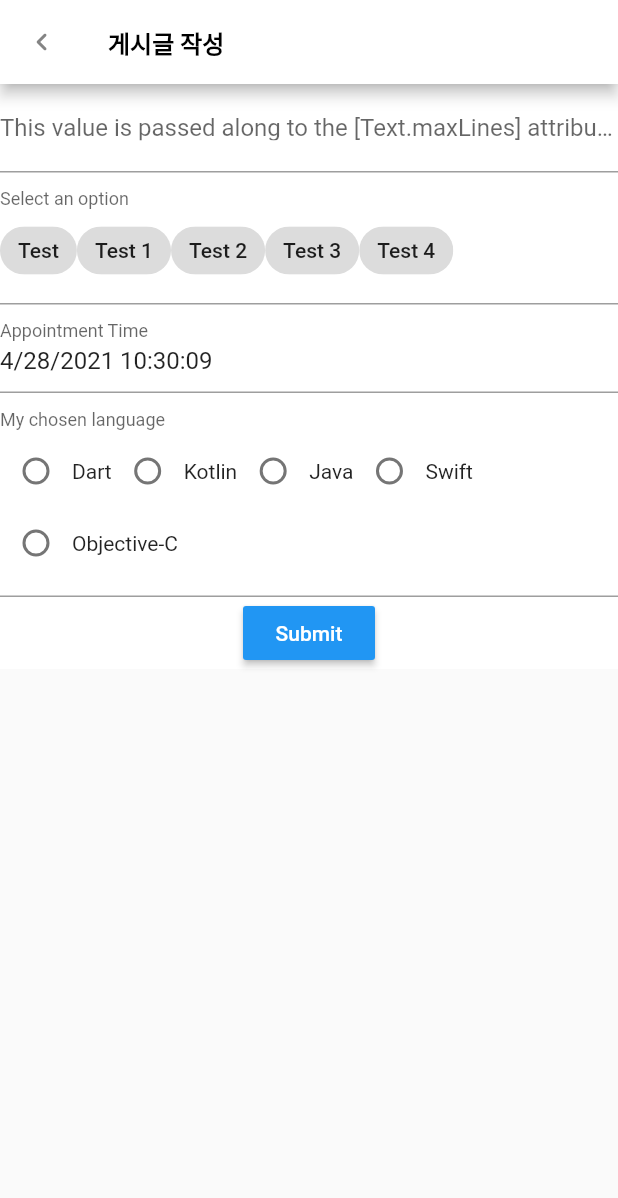
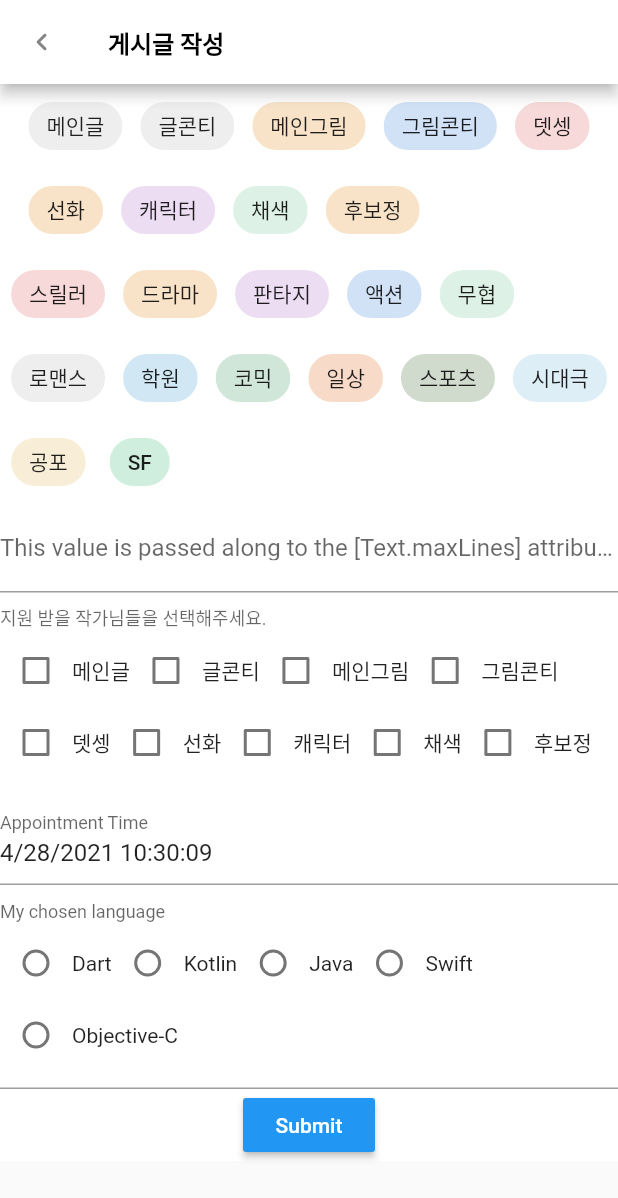
Before and after one commit to lRuRl/idea-concert, a Flutter app: the PostArticle screen opened directly, on a phone screen of 412 x 824 dp. Shown: the top 1198 px of the screen. Run offline on Flutter 3.47's test engine with Material 2 defaults, Android fonts, the phone set to English and light mode, and no system bars; drawn by our look-alikes of flutter_form_builder; network calls fail.

Commit message:
MultiChoiceChip genre and applicant type added

```diff
--- a/iruri/lib/components/palette.dart
+++ b/iruri/lib/components/palette.dart
@@ -20,3 +20,18 @@ const Color tagWrite = Color.fromRGBO(189, 189, 189, 0.2);
 const Color tagApproval_WAIT = Color.fromRGBO(45, 156, 219, 0.2);
 const Color tagApproval_YES = Color.fromRGBO(33, 150, 83, 0.2);
 const Color tagApproval_NO = Color.fromRGBO(242, 92, 5, 0.2);
+
+// genre
+const Color genreThriller = Color.fromRGBO(235, 87, 87, 0.2);
+const Color genreDrama = Color.fromRGBO(242, 135, 5, 0.2);
+const Color genreFantasy = Color.fromRGBO(187, 107, 217, 0.2);
+const Color genreAction = Color.fromRGBO(47, 128, 237, 0.2);
+const Color genreMuhyup = Color.fromRGBO(111, 207, 151, 0.2);
+const Color genreRomance = Color.fromRGBO(189, 189, 189, 0.2);
+const Color genreTeen = Color.fromRGBO(45, 156, 219, 0.2);
+const Color genreComic = Color.fromRGBO(33, 150, 83, 0.2);
+const Color genreDaily = Color.fromRGBO(242, 92, 5, 0.2);
+const Color genreSports = Color.fromRGBO(38, 92, 25, 0.2);
+const Color genreCostumeDrama = Color.fromRGBO(110, 192, 235, 0.2);
+const Color genreHorror = Color.fromRGBO(242, 192, 75, 0.2);
+const Color genreSF = Color.fromRGBO(42, 192, 105, 0.2);
--- /dev/null
+++ b/iruri/lib/pages/home/muliple_choice_chip.dart
@@ -0,0 +1,90 @@
+import 'package:flutter/material.dart';
+import 'package:iruri/components/palette.dart';
+import 'package:iruri/components/spacing.dart';
+
+class MultiChoiceChip extends StatefulWidget {
+  /*
+   *  choiceChipType = 0 → applicant position
+   *                 = 1 → genre
+   */
+  final int choiceChipType;
+  final Map<String, Map<String, bool>> typeMap;
+  final Function(Map<String, Map<String, bool>>) onSelectionChanged;
+
+  MultiChoiceChip({this.choiceChipType, this.typeMap, this.onSelectionChanged});
+
+  @override
+  _MultiChoiceChipState createState() => _MultiChoiceChipState();
+}
+
+class _MultiChoiceChipState extends State<MultiChoiceChip> {
+  Map<String, Map<String, bool>> map;
+
+  Map<String, Color> applicantColorMap = {
+    'write_main': tagWrite,
+    'write_conti': tagWrite,
+    'draw_main': tagDraw,
+    'draw_conti': tagConti,
+    'draw_dessin': tagDessin,
+    'draw_line': tagDraw,
+    'draw_char': tagCharacter,
+    'draw_color': tagPaint,
+    'draw_after': tagDraw
+  };
+
+  Map<String, Color> genreColorMap = {
+    'thriller': genreThriller,
+    'drama': genreDrama,
+    'fantasy': genreFantasy,
+    'action': genreAction,
+    'muhyup': genreMuhyup,
+    'romance': genreRomance,
+    'teen': genreTeen,
+    'comic': genreComic,
+    'daily': genreDaily,
+    'sports': genreSports,
+    'costume': genreCostumeDrama,
+    'horror': genreHorror,
+    'sf': genreSF,
+  };
+
+  void changeInnerMap(String outerKey, String innerKey, bool selected) {
+    map[outerKey][innerKey] = selected;
+  }
+
+  @override
+  void initState() {
+    super.initState();
+    map = widget.typeMap;
+  }
+
+  _buildChoices() {
+    List<Widget> choices = [];
+    widget.typeMap.forEach((key, val) {
+      choices.add(Container(
+        padding: paddingH6V4,
+        child: ChoiceChip(
+          backgroundColor: widget.choiceChipType == 0
+              ? applicantColorMap[val.keys.first]
+              : genreColorMap[val.keys.first],
+          label: Text(key),
+          selected: val.values.first,
+          onSelected: (selected) {
+            setState(() {
+              changeInnerMap(key, val.keys.first, selected);
+              widget.onSelectionChanged(map);
+            });
+          },
+        ),
+      ));
+    });
+    return choices;
+  }
+
+  @override
+  Widget build(BuildContext context) {
+    return Wrap(
+      children: _buildChoices(),
+    );
+  }
+}
--- a/iruri/lib/pages/post_article.dart
+++ b/iruri/lib/pages/home/post_article.dart
@@ -3,6 +3,7 @@ import 'package:flutter_form_builder/flutter_form_builder.dart';
 import 'package:iruri/components/palette.dart';
 import 'package:iruri/components/typhography.dart';
 import 'package:iruri/model/article.dart';
+import 'package:iruri/pages/home/muliple_choice_chip.dart';
 
 class PostArticle extends StatefulWidget {
   /*
@@ -23,6 +24,46 @@ class _PostArticleState extends State<PostArticle> {
 
   // upload Data
   Article uploadArticle;
+
+  // save data
+  Map<String, Map<String, bool>> applicantType = {
+    '메인글': {'write_main': false},
+    '글콘티': {'write_conti': false},
+    '메인그림': {'draw_main': false},
+    '그림콘티': {'draw_conti': false},
+    '뎃셍': {'draw_dessin': false},
+    '선화': {'draw_line': false},
+    '캐릭터': {'draw_char': false},
+    '채색': {'draw_color': false},
+    '후보정': {'draw_after': false}
+  };
+
+  Map<String, Map<String, bool>> genreType = {
+    '스릴러': {'thriller': false},
+    '드라마': {'drama': false},
+    '판타지': {'fantasy': false},
+    '액션': {'action': false},
+    '무협': {'muhyup': false},
+    '로맨스': {'romance': false},
+    '학원': {'teen': false},
+    '코믹': {'comic': false},
+    '일상': {'daily': false},
+    '스포츠': {'sports': false},
+    '시대극': {'costume': false},
+    '공포': {'horror': false},
+    'SF': {'sf': false}
+  };
+
+  void applicantTypeChanged(Map<String, Map<String, bool>> map) {
+    setState(() {
+      applicantType = map;
+    });
+  }
+  void genreTypeChanged(Map<String, Map<String, bool>> map) {
+    setState(() {
+      genreType = map;
+    });
+  }
 
   @override
   void initState() {
@@ -56,6 +97,15 @@ class _PostArticleState extends State<PostArticle> {
               controller: controller,
               child: Column(
                 children: <Widget>[
+                  // multi choice chip
+                  MultiChoiceChip(
+                    choiceChipType: 0,
+                      typeMap: applicantType,
+                      onSelectionChanged: applicantTypeChanged),
+                  MultiChoiceChip(
+                    choiceChipType: 1,
+                      typeMap: genreType,
+                      onSelectionChanged: genreTypeChanged),
                   FormBuilder(
                       key: _formKey,
                       child: Column(children: <Widget>[
@@ -74,24 +124,32 @@ class _PostArticleState extends State<PostArticle> {
                           ]),
                           keyboardType: TextInputType.number,
                         ),
-                        FormBuilderChoiceChip(
-                          name: 'choice_chip',
-                          decoration: const InputDecoration(
-                            labelText: 'Select an option',
-                          ),
+                        FormBuilderCheckboxGroup(
+                            decoration: InputDecoration(
+                                labelText: '지원 받을 작가님들을 선택해주세요.',
+                                border: InputBorder.none),
+                            activeColor: themeLightOrange,
+                            name: 'applicantType',
                             options: [
                               FormBuilderFieldOption(
-                                value: 'Test', child: Text('Test')),
+                                  value: 'write_main', child: Text('메인글')),
                               FormBuilderFieldOption(
-                                value: 'Test 1', child: Text('Test 1')),
+                                  value: 'write_conti', child: Text('글콘티')),
                               FormBuilderFieldOption(
-                                value: 'Test 2', child: Text('Test 2')),
+                                  value: 'draw_main', child: Text('메인그림')),
                               FormBuilderFieldOption(
-                                value: 'Test 3', child: Text('Test 3')),
+                                  value: 'draw_conti', child: Text('그림콘티')),
                               FormBuilderFieldOption(
-                                value: 'Test 4', child: Text('Test 4')),
-                          ],
-                        ),
+                                  value: 'draw_dessin', child: Text('뎃셍')),
+                              FormBuilderFieldOption(
+                                  value: 'draw_line', child: Text('선화')),
+                              FormBuilderFieldOption(
+                                  value: 'draw_char', child: Text('캐릭터')),
+                              FormBuilderFieldOption(
+                                  value: 'draw_color', child: Text('채색')),
+                              FormBuilderFieldOption(
+                                  value: 'draw_after', child: Text('후보정')),
+                            ]),
                         FormBuilderDateTimePicker(
                           name: 'date',
                           initialValue: DateTime.now(),
--- a/iruri/lib/routes.dart
+++ b/iruri/lib/routes.dart
@@ -4,8 +4,8 @@ import 'package:iruri/components/palette.dart';
 import 'package:iruri/components/typhography.dart';
 // pages
 import 'package:iruri/pages/home/home.dart';
+import 'package:iruri/pages/home/post_article.dart';
 import 'package:iruri/pages/personal/personal.dart';
-import 'package:iruri/pages/post_article.dart';
 import 'package:iruri/pages/state/state_projectlist.dart';
 import 'package:iruri/pages/state/state_myproject.dart';
 import 'package:iruri/pages/state/state_applylist.dart';
@@ -53,7 +53,7 @@ class _RoutesState extends State<Routes> {
   Widget build(BuildContext context) {
     return Scaffold(
         // APP BAR : Top of application
-        appBar: appBar(currentPageIndex),
+        appBar: appBar(currentPageIndex, context: context),
         // body
         body: GestureDetector(
             // used in keyboard dismiss and so on
@@ -63,6 +63,7 @@ class _RoutesState extends State<Routes> {
             )),
         bottomNavigationBar: bottomNavigationBar());
   }
+
   /*
    *  Flutter 에서 제공해주는 BottomNavigationBar를 사용
    *  현재 각 label은 안보이게 설정하였음 - 2021.04.08
@@ -102,11 +103,11 @@ class _RoutesState extends State<Routes> {
   }
 }
 
-  /*
+/*
    *  Flutter 에서 제공해주는 AppBar를 사용
    *    탭 이동마다 맨 위 제목이 바뀌게 설정 - 2021.04.09
    */
-AppBar appBar(int currentPageIndex) {
+AppBar appBar(int currentPageIndex, {BuildContext context}) {
   return AppBar(
     title: Text(page[currentPageIndex]['name'], style: appBarTitleTextStyle),
     backgroundColor: Colors.white,
@@ -120,8 +121,11 @@ AppBar appBar(int currentPageIndex) {
               icon:
                   Icon(Icons.add_circle_outline_rounded, color: themeGrayText),
               // navigation to article form page
-              // TODO : 새로운 게시글 등록 화면 이동
-              onPressed: () => print('add new article !'),
+              onPressed: () => Navigator.push(
+                  context,
+                  MaterialPageRoute(
+                    builder: (context) => PostArticle(),
+                  )),
             )
           : SizedBox() // SizedBox() 는 아무것도 없는 것을 의미합니다.
     ],
```
Also changed, not shown: 2 other files. Lines whose indentation alone changed are shown as unchanged.
